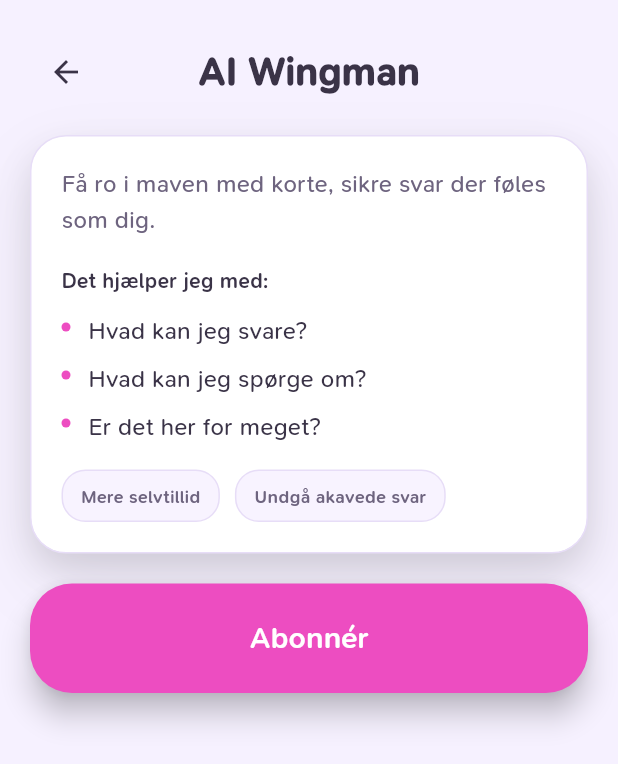
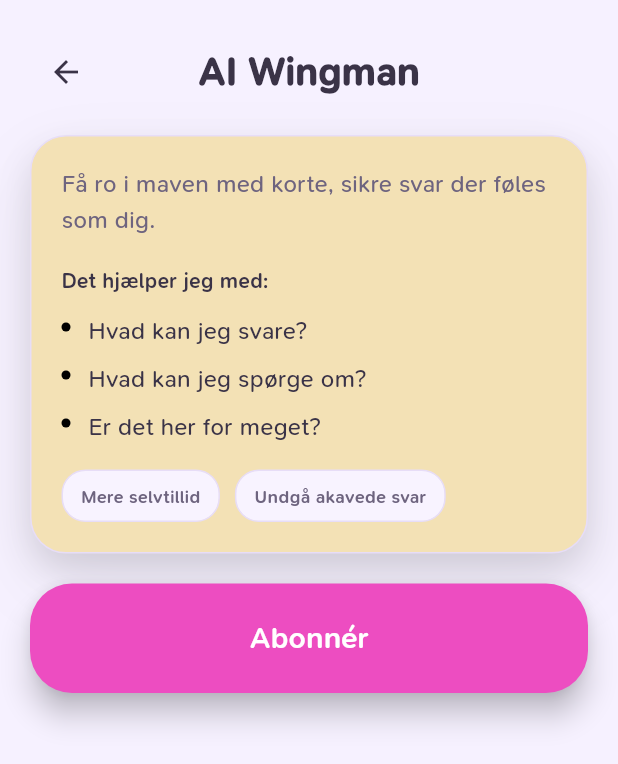
Before and after one commit to AmodioR/blind-date-app, a Flutter app: the screen it shows after launch, after a tap on "Wingman Premium: få hjælp til næste besk", on a phone screen of 412 x 824 dp. Shown: the top 764 px of the screen. Run offline on Flutter 3.47's test engine with Material 3 defaults, Android fonts, the phone set to English and light mode, and no system bars.

Commit message:
Polish Wingman premium colors

```diff
--- a/lib/screens/home_screen.dart
+++ b/lib/screens/home_screen.dart
@@ -71,7 +71,7 @@ body: Container(
                                 child: const Row(
                                   children: [
                                     Icon(Icons.waving_hand_outlined,
-                                        color: AppColors.primary, size: 18),
+                                        color: Colors.black, size: 18),
                                     SizedBox(width: 10),
                                     Expanded(
                                       child: Text(
--- a/lib/screens/wingman_screen.dart
+++ b/lib/screens/wingman_screen.dart
@@ -39,7 +39,7 @@ class WingmanScreen extends StatelessWidget {
               Container(
                 padding: const EdgeInsets.all(20),
                 decoration: BoxDecoration(
-                  color: AppColors.surface,
+                  color: AppColors.wingmanGoldSoft,
                   borderRadius: BorderRadius.circular(24),
                   border: Border.all(color: AppColors.border),
                   boxShadow: const [
@@ -129,7 +129,7 @@ class _InfoBullet extends StatelessWidget {
           height: 6,
           width: 6,
           decoration: const BoxDecoration(
-            color: AppColors.primary,
+            color: Colors.black,
             shape: BoxShape.circle,
           ),
         ),
--- a/lib/theme/app_colors.dart
+++ b/lib/theme/app_colors.dart
@@ -12,6 +12,9 @@ class AppColors {
   // Brand
   static const primary = Color(0xFFED4DC1);   // brand primary
   static const primaryDeep = Color(0xFF55339A); // lidt dybere/varmere
+
+  // Wingman
+  static const wingmanGoldSoft = Color(0xFFF3E1B5);
 
   // Warm accent (til små highlights – ikke overalt)
   static const accent = Color(0xFFFFC6A8);    // soft peach
```
